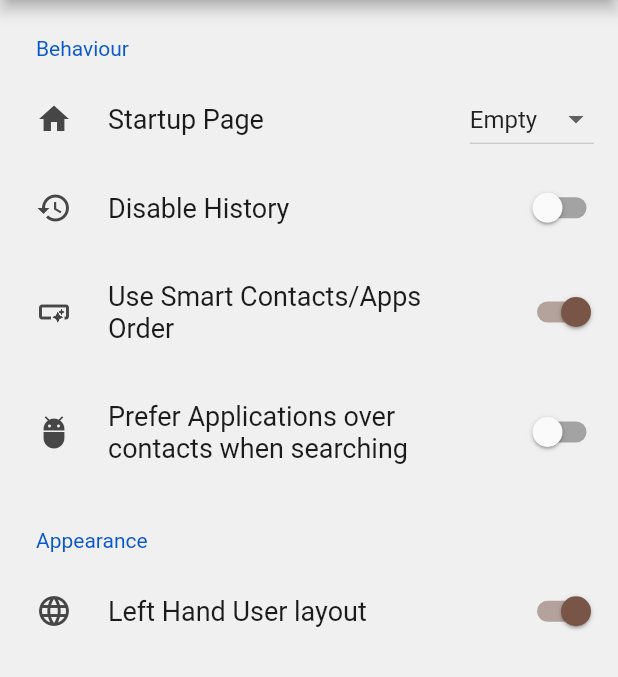
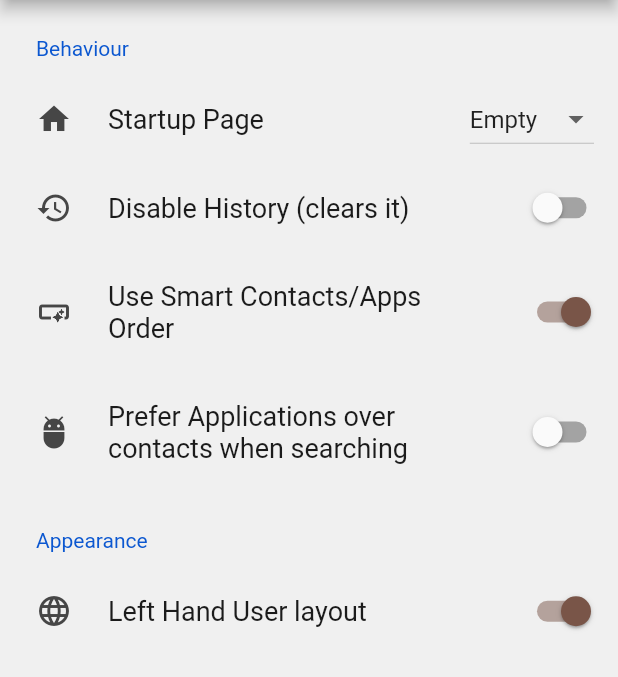
Before and after one commit to ayham-1/firmus, a Flutter app: the Settings screen opened by its route, on a phone screen of 412 x 824 dp, the part 84-761 px from its top. Run offline on Flutter 3.47's test engine with Material 2 defaults, Android fonts, the phone set to English and light mode, and no system bars; drawn by our look-alikes of settings_ui; our stand-ins replace flutter_colorpicker, flutter_contacts, flutter_riverpod, hive, hive_flutter, permission_handler and 1 more; missing offline and left inert: device_apps, fuzzywuzzy; accounts and stored records are empty.

Commit message:
add startupPage & history config functionality

```diff
--- a/lib/state.dart
+++ b/lib/state.dart
@@ -1,12 +1,16 @@
-import 'package:flutter/material.dart';
+import "package:flutter/material.dart";
 
-import 'package:device_apps/device_apps.dart';
-import 'package:flutter_contacts/flutter_contacts.dart';
-import 'package:flutter_riverpod/flutter_riverpod.dart';
-import 'package:fuzzywuzzy/fuzzywuzzy.dart';
-import 'package:hive/hive.dart';
+import "package:device_apps/device_apps.dart";
+import "package:flutter_contacts/flutter_contacts.dart";
+import "package:flutter_riverpod/flutter_riverpod.dart";
+import "package:fuzzywuzzy/fuzzywuzzy.dart";
+import "package:hive/hive.dart";
+import "package:shared_preferences/shared_preferences.dart";
 
-import 'views/item.dart';
+import "views/item.dart";
+
+final settingsProvider =
+    FutureProvider<SharedPreferences>((ref) => SharedPreferences.getInstance());
 
 enum ViewMode {
   showingNone,
@@ -16,9 +20,14 @@ enum ViewMode {
 
 enum ItemDisplayMode { grid, list }
 
-final viewMode = StateProvider<ViewMode>((ref) => ViewMode.showingNone);
+final viewMode =
+    StateProvider<ViewMode>((ref) => ref.watch(settingsProvider).when(
+          error: (e, s) => ViewMode.showingNone,
+          loading: () => ViewMode.showingNone,
+          data: (prefs) => ViewMode.values[prefs.getInt("startupPage") ?? 0],
+        ));
 
-final modeProvider =
+final itemDisplayProvider =
     StateProvider<ItemDisplayMode>((ref) => ItemDisplayMode.grid);
 
 final searchTerms = StateProvider<String>((ref) => "");
@@ -117,7 +126,7 @@ final itemListProvider = FutureProvider<List<ItemView>>((ref) async {
                         width: 60,
                       )
                     : const Image(
-                        image: AssetImage('images/avatar.png'),
+                        image: AssetImage("images/avatar.png"),
                         width: 45,
                         fit: BoxFit.cover,
                       )));
--- a/lib/views/settings.dart
+++ b/lib/views/settings.dart
@@ -1,9 +1,13 @@
-import 'package:flutter/material.dart';
-import 'package:settings_ui/settings_ui.dart';
-import 'package:shared_preferences/shared_preferences.dart';
-import 'package:flutter_colorpicker/flutter_colorpicker.dart';
+import "package:flutter/material.dart";
+import "package:settings_ui/settings_ui.dart";
+import "package:shared_preferences/shared_preferences.dart";
+import "package:flutter_colorpicker/flutter_colorpicker.dart";
+import "package:flutter_riverpod/flutter_riverpod.dart";
+import "package:hive/hive.dart";
 
-var pagesList = ['Empty', 'History', 'All Apps'];
+import "package:firmus/state.dart";
+
+var pagesList = ["Empty", "History", "All Apps"];
 
 class Settings extends StatefulWidget {
   const Settings({super.key});
@@ -19,11 +23,12 @@ class _SettingsState extends State<Settings> {
   Widget build(BuildContext context) {
     return Scaffold(
         appBar: AppBar(title: const Text("firmus Settings")),
-        body: FutureBuilder<SharedPreferences>(
-            future: SharedPreferences.getInstance(),
-            builder: (context, prefs) {
-              if (prefs.hasData) {
-                return SettingsList(sections: [
+        body: Consumer(builder: (context, WidgetRef ref, _) {
+          final prefs = ref.watch(settingsProvider);
+          return prefs.when(
+              loading: () => const Center(child: CircularProgressIndicator()),
+              error: (e, s) => Container(),
+              data: (SharedPreferences prefs) => SettingsList(sections: [
                     SettingsSection(
                       title: const Text("Behaviour"),
                       tiles: <SettingsTile>[
@@ -31,9 +36,10 @@ class _SettingsState extends State<Settings> {
                           title: const Text("Startup Page"),
                           leading: const Icon(Icons.home),
                           trailing: DropdownButton<String>(
-                          value: pagesList.first,
-                          onChanged: (String? toValue) => prefs.data
-                              ?.setString('disableHistory', toValue!)
+                            value: pagesList[prefs.getInt("startupPage") ?? 0],
+                            onChanged: (String? toValue) => prefs
+                                .setInt(
+                                    "startupPage", pagesList.indexOf(toValue!))
                                 .then((value) => setState(() => {})),
                             items: pagesList
                                 .map<DropdownMenuItem<String>>((String value) {
@@ -45,130 +51,129 @@ class _SettingsState extends State<Settings> {
                           ),
                         ),
                         SettingsTile.switchTile(
-                        onToggle: (value) => prefs.data
-                            ?.setBool('disableHistory', value)
-                            .then((value) => setState(() => {})),
+                          onToggle: (value) {
+                            prefs
+                                .setBool("disableHistory", value)
+                                .then((value) => setState(() => {}));
+
+                            if (!Hive.isBoxOpen("history")) {
+                              Hive.openBox("history").then(
+                                  (_) => Hive.deleteBoxFromDisk("history"));
+                            } else {
+                              Hive.deleteBoxFromDisk("history");
+                            }
+                            ref.read(viewMode.notifier).state =
+                                ViewMode.showingNone;
+                          },
                           initialValue:
-                            prefs.data?.getBool('disableHistory') ?? false,
-                        title: const Text("Disable History"),
+                              prefs.getBool("disableHistory") ?? false,
+                          title: const Text("Disable History (clears it)"),
                           leading: const Icon(Icons.history),
                         ),
                         SettingsTile.switchTile(
-                        onToggle: (value) => prefs.data
-                            ?.setBool('useSmartOrder', value)
+                          onToggle: (value) => prefs
+                              .setBool("useSmartOrder", value)
                               .then((value) => setState(() => {})),
                           title: const Text("Use Smart Contacts/Apps Order"),
                           leading: const Icon(Icons.smart_button),
-                        initialValue:
-                            prefs.data?.getBool('useSmartOrder') ?? true,
+                          initialValue: prefs.getBool("useSmartOrder") ?? true,
                         ),
                         SettingsTile.switchTile(
-                        onToggle: (value) => prefs.data
-                            ?.setBool('preferAppsOverContacts', value)
+                          onToggle: (value) => prefs
+                              .setBool("preferAppsOverContacts", value)
                               .then((value) => setState(() => {})),
-                        initialValue:
-                            prefs.data?.getBool('preferAppsOverContacts'),
+                          initialValue: prefs.getBool("preferAppsOverContacts"),
                           title: const Text(
                               "Prefer Applications over contacts when searching"),
                           leading: const Icon(Icons.adb),
-                        enabled:
-                            !(prefs.data?.getBool('useSmartOrder') ?? false),
+                          enabled: !(prefs.getBool("useSmartOrder") ?? false),
                         ),
                       ],
                     ),
                     SettingsSection(
-                    title: const Text('Appearance'),
+                      title: const Text("Appearance"),
                       tiles: <SettingsTile>[
                         SettingsTile.switchTile(
-                        onToggle: (value) => prefs.data
-                            ?.setBool('leftHandLayout', value)
+                          onToggle: (value) => prefs
+                              .setBool("leftHandLayout", value)
+                              .then((value) => setState(() => {})),
+                          initialValue: prefs.getBool("leftHandLayout") ?? true,
+                          leading: const Icon(Icons.language),
+                          title: const Text("Left Hand User layout"),
+                        ),
+                        SettingsTile.switchTile(
+                          onToggle: (value) => prefs
+                              .setBool("useGrid", value)
+                              .then((value) => setState(() => {})),
+                          initialValue: prefs.getBool("useGrid") ?? true,
+                          leading: const Icon(Icons.grid_3x3),
+                          title: const Text("Use Grid Layout"),
+                        ),
+                        SettingsTile.switchTile(
+                          onToggle: (value) => prefs
+                              .setBool("useCustomTheme", value)
                               .then((value) => setState(() => {})),
                           initialValue:
-                            prefs.data?.getBool('leftHandLayout') ?? true,
-                        leading: const Icon(Icons.language),
-                        title: const Text('Left Hand User layout'),
-                      ),
-                      SettingsTile.switchTile(
-                        onToggle: (value) => prefs.data
-                            ?.setBool('useGrid', value)
-                            .then((value) => setState(() => {})),
-                        initialValue: prefs.data?.getBool('useGrid') ?? true,
-                        leading: const Icon(Icons.grid_3x3),
-                        title: const Text('Use Grid Layout'),
-                      ),
-                      SettingsTile.switchTile(
-                        onToggle: (value) => prefs.data
-                            ?.setBool('useCustomTheme', value)
-                            .then((value) => setState(() => {})),
-                        initialValue:
-                            prefs.data?.getBool('useCustomTheme') ?? false,
+                              prefs.getBool("useCustomTheme") ?? false,
                           leading: const Icon(Icons.format_paint),
-                        title: const Text('Enable custom theme'),
+                          title: const Text("Enable custom theme"),
                         ),
                       ],
                     ),
                     SettingsSection(
-                    title: const Text('Custom Theme'),
+                      title: const Text("Custom Theme"),
                       tiles: <SettingsTile>[
                         SettingsTile.switchTile(
-                        onToggle: (value) => prefs.data
-                            ?.setBool('useDeviceBg', value)
+                          onToggle: (value) => prefs
+                              .setBool("useDeviceBg", value)
                               .then((value) => setState(() => {})),
-                        initialValue:
-                            prefs.data?.getBool('useDeviceBg') ?? true,
+                          initialValue: prefs.getBool("useDeviceBg") ?? true,
                           leading: const Icon(Icons.device_hub),
-                        title: const Text('Use device background'),
-                        enabled:
-                            (prefs.data?.getBool('useCustomTheme') ?? false),
+                          title: const Text("Use device background"),
+                          enabled: (prefs.getBool("useCustomTheme") ?? false),
                         ),
                         SettingsTile(
-                        title: const Text('Background Color'),
+                          title: const Text("Background Color"),
                           leading: const Icon(Icons.format_color_fill),
-                        trailing: _makeColorPicker("bgColor", prefs.data!),
-                        enabled:
-                            (prefs.data?.getBool('useCustomTheme') ?? false) &&
-                                !(prefs.data?.getBool('useDeviceBg') ?? true),
+                          trailing: _makeColorPicker("bgColor", prefs),
+                          enabled: (prefs.getBool("useCustomTheme") ?? false) &&
+                              !(prefs.getBool("useDeviceBg") ?? true),
                         ),
                         SettingsTile(
-                        title: const Text('Border Color'),
+                          title: const Text("Border Color"),
                           leading: const Icon(Icons.format_color_fill),
-                        trailing: _makeColorPicker("borderColor", prefs.data!),
-                        enabled:
-                            (prefs.data?.getBool('useCustomTheme') ?? false),
+                          trailing: _makeColorPicker("borderColor", prefs),
+                          enabled: (prefs.getBool("useCustomTheme") ?? false),
                         ),
                         SettingsTile(
-                        title: const Text('Search Bar Color'),
+                          title: const Text("Search Bar Color"),
                           leading: const Icon(Icons.format_color_fill),
-                        trailing: _makeColorPicker("barColor", prefs.data!),
-                        enabled:
-                            (prefs.data?.getBool('useCustomTheme') ?? false),
+                          trailing: _makeColorPicker("barColor", prefs),
+                          enabled: (prefs.getBool("useCustomTheme") ?? false),
                         ),
                       ],
                     ),
                     SettingsSection(
-                    title: const Text('About'),
+                      title: const Text("About"),
                       tiles: <SettingsTile>[
                         SettingsTile(
-                        title: const Text('Created by ayham'),
+                          title: const Text("Created by ayham"),
                           leading: const Icon(Icons.account_tree),
                           enabled: false,
                         ),
                         SettingsTile(
-                        title: const Text('Website: ayham.xyz'),
+                          title: const Text("Website: ayham.xyz"),
                           leading: const Icon(Icons.leaderboard),
                           enabled: false,
                         ),
                         SettingsTile(
-                        title: const Text('Enjoy!'),
+                          title: const Text("Enjoy!"),
                           leading: const Icon(Icons.label),
                           enabled: false,
                         ),
                       ],
                     ),
-                ]);
-              } else {
-                return const Center(child: CircularProgressIndicator());
-              }
+                  ]));
         }));
   }
 
@@ -182,7 +187,7 @@ class _SettingsState extends State<Settings> {
         showDialog(
             context: context,
             builder: (context) => AlertDialog(
-                  title: const Text('Pick a color'),
+                  title: const Text("Pick a color"),
                   content: SingleChildScrollView(
                     child: BlockPicker(
                       pickerColor: Color(
@@ -192,7 +197,7 @@ class _SettingsState extends State<Settings> {
                   ),
                   actions: <Widget>[
                     ElevatedButton(
-                      child: const Text('Pick'),
+                      child: const Text("Pick"),
                       onPressed: () {
                         setState(() {
                           prefs.setInt(prefColorName, pickerColor.value);
```
Also changed, not shown: lib/views/apps.dart (+12 -3 lines), lib/views/item.dart (+8 -3 lines), 1 other file. Lines whose indentation alone changed are shown as unchanged.
